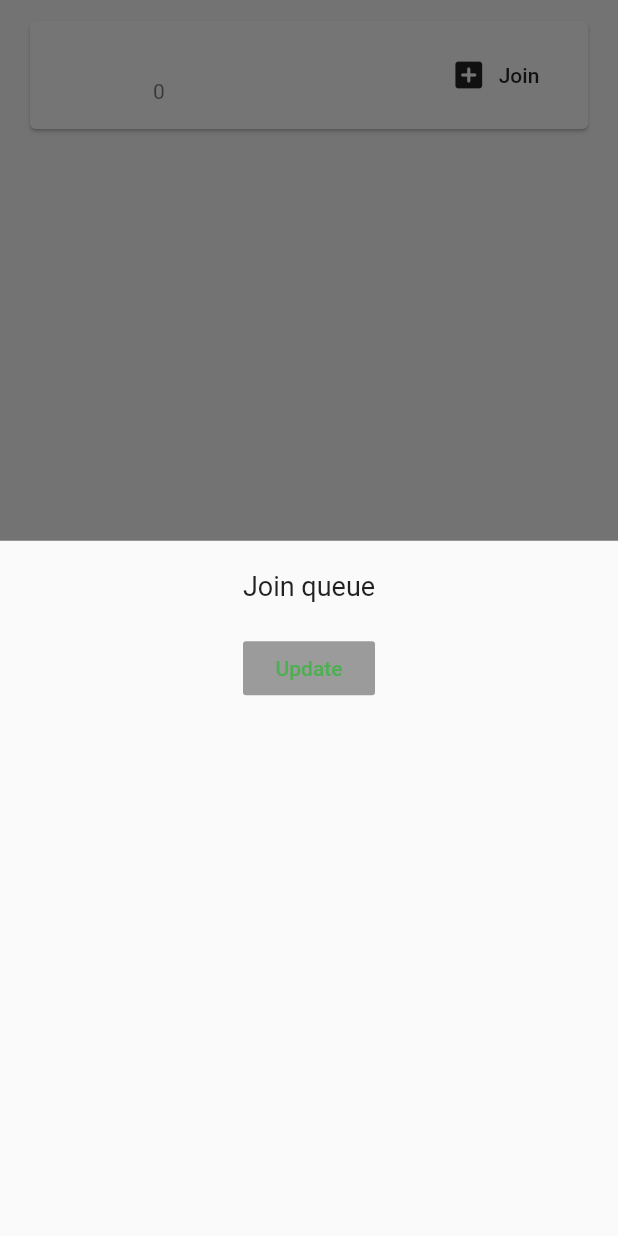
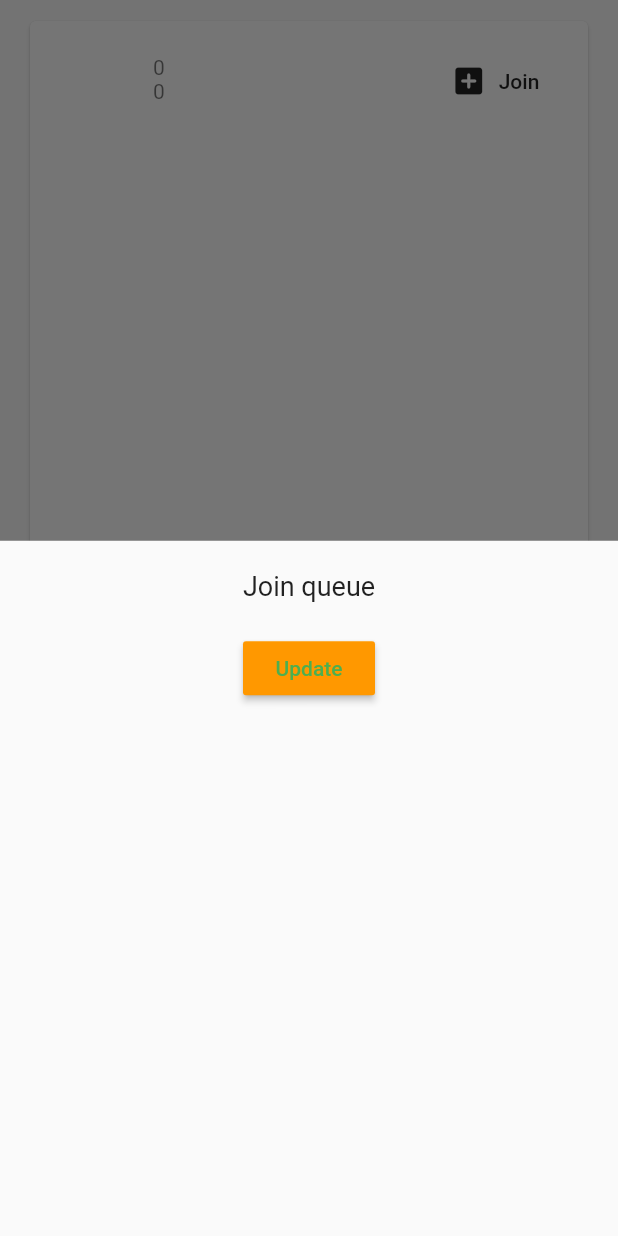
Before and after one commit to InvincibleJuggernaut/VirQ, a Flutter app: the PlaceTile widget shown alone on an empty page, opened directly with empty values, after a tap on "Join", on a phone screen of 412 x 824 dp. Run offline on Flutter 3.47's test engine with Material 2 defaults, Android fonts, the phone set to English and light mode, and no system bars; our stand-ins replace cloud_firestore, firebase_auth, flutter_spinkit; accounts and stored records are empty.

Commit message:
Minor upgrades to home screen

```diff
--- a/lib/screens/home/place_tile.dart
+++ b/lib/screens/home/place_tile.dart
@@ -23,12 +23,20 @@ class PlaceTile extends StatelessWidget {
       child: Card(
         margin: EdgeInsets.fromLTRB(20.0, 6.0, 20.0, 0.0),
         child: ListTile(
+          isThreeLine: true,
           leading: CircleAvatar(
             radius: 25.0,
             backgroundColor: Colors.white,
           ),
             title: Text(place.name),
-            subtitle: Text(place.totalPeople.toString()),
+            subtitle: Column(
+              crossAxisAlignment: CrossAxisAlignment.start,
+              children: <Widget>[
+                Text(place.totalPeople.toString()),
+                Text(place.tokenAvailable.toString()),
+              ],
+            ),
+
             trailing: FlatButton.icon(
               icon: Icon(Icons.add_box_rounded),
               label: Text('Join'),
--- a/lib/screens/home/queue_details_form.dart
+++ b/lib/screens/home/queue_details_form.dart
@@ -1,7 +1,7 @@
-import 'package:flutter/material.dart';
-
 import 'package:flutter/material.dart';
 import 'package:VirQ/shared/constants.dart';
+import 'package:VirQ/screens/home/place_tile.dart';
+
 
 class QueueDetails extends StatefulWidget {
   @override
@@ -30,11 +30,18 @@ class _QueueDetailsState extends State<QueueDetails> {
           ),
           SizedBox(height: 20.0),
           RaisedButton(
-            color: Colors.orange,
+            color: Colors.orange[500],
             child: Text(
               'Update',
               style: TextStyle(color: Colors.green),
             ),
+            onPressed: () async {
+              print(_name);
+              print(_tokenAvailable);
+              print(_totalPeople);
+
+              }
+
           )
         ],
       ),
--- a/lib/services/auth.dart
+++ b/lib/services/auth.dart
@@ -42,7 +42,7 @@ class AuthService {
     try {
       AuthResult result = await _auth.createUserWithEmailAndPassword(email: email, password: password);
       FirebaseUser user = result.user;
-      await DatabaseService(uid: user.uid).updateUserData('abc',0,0);
+      await DatabaseService(uid: user.uid).updatePlaceData('abc',0,0);
       return _userFromFirebaseUser(user);
     } catch(e) {
       print(e.toString());
--- a/lib/services/database.dart
+++ b/lib/services/database.dart
@@ -7,7 +7,7 @@ class DatabaseService {
   DatabaseService({ this.uid });
   final CollectionReference placesCollection = Firestore.instance.collection('places');
 
-  Future updateUserData(String name, int tokenAvailable, int totalPeople) async {
+  Future updatePlaceData(String name, int tokenAvailable, int totalPeople) async {
     return await placesCollection.document(uid).setData({
       'name': name,
       'tokenAvailable': tokenAvailable,
```
